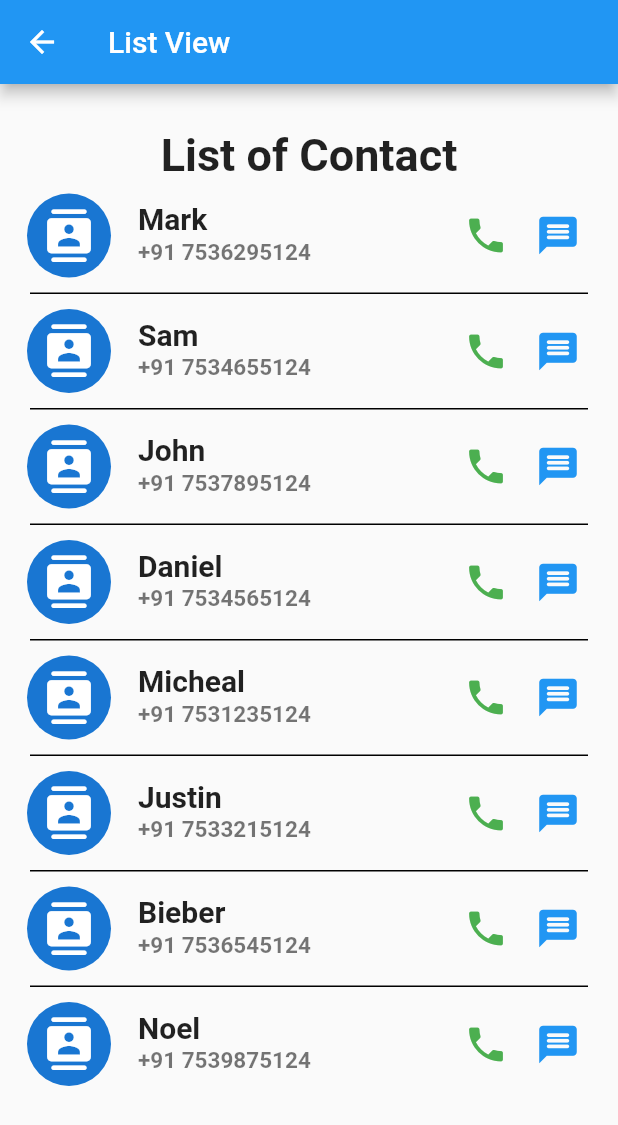
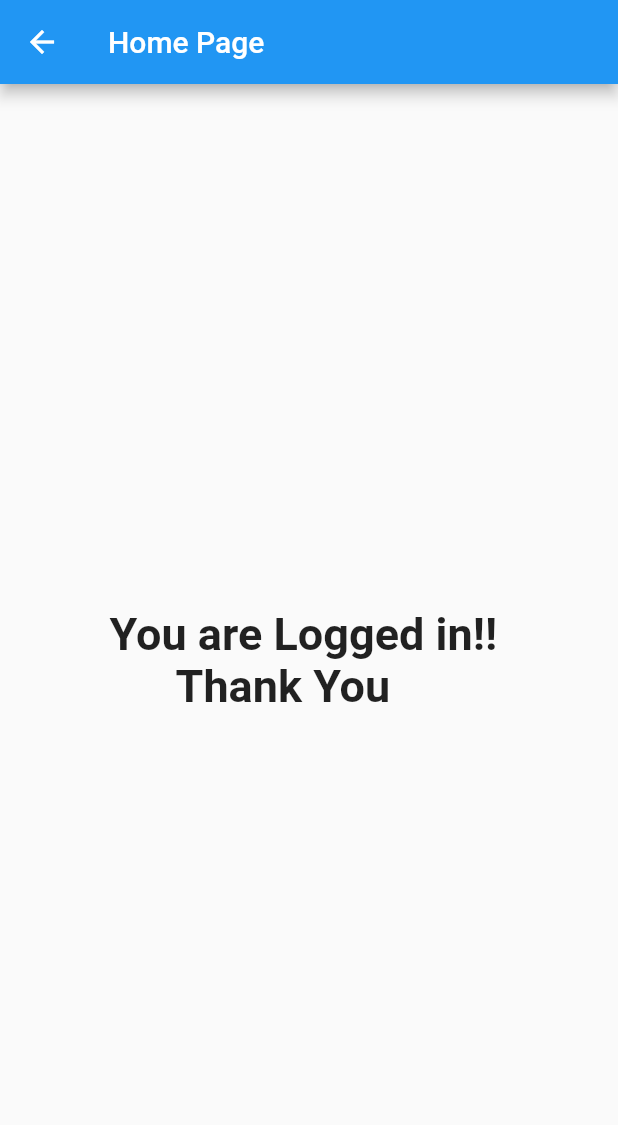
Before and after one commit to sahalks/flutter_assignment, a Flutter app: the HomePage screen opened directly, on a phone screen of 412 x 824 dp. Shown: the top 1125 px of the screen. Run offline on Flutter 3.47's test engine with Material 2 defaults, Android fonts, the light colour scheme and no system bars; our stand-ins replace carousel_slider, flutter_svg, fluttertoast, font_awesome_flutter, google_fonts, lottie; missing offline and left inert: staggered_grid_view_flutter; network calls fail; Roboto replaces fonts that are missing (Sahitya).

Commit message:
Login and SignUp

```diff
--- a/lib/login_with_validation.dart
+++ b/lib/Login and SignUp/Login.dart
@@ -1,16 +1,14 @@
 import 'package:flutter/material.dart';
-import 'package:flutter_assignment/Signup.dart';
-import 'package:flutter_assignment/home.dart';
+import 'package:flutter_assignment/Login%20and%20SignUp/Signup.dart';
+import 'package:flutter_assignment/Login%20and%20SignUp/home.dart';
 
-class LoginWithValidation extends StatefulWidget{
-
-  const LoginWithValidation({super.key});
+class LoginPage extends StatefulWidget{
 
   @override
-  State<LoginWithValidation> createState() => _LoginWithValidationState();
+  State<LoginPage> createState() => _LoginPage();
 }
 
-class _LoginWithValidationState extends State<LoginWithValidation> {
+class _LoginPage extends State<LoginPage> {
   var formkey = GlobalKey<FormState>();
   bool _passView = true;
   get passController => null;
--- a/lib/Signup.dart
+++ b/lib/Login and SignUp/Signup.dart
@@ -1,6 +1,6 @@
 import 'package:flutter/material.dart';
 import 'package:fluttertoast/fluttertoast.dart';
-import 'login_with_validation.dart';
+import 'Login.dart';
 
 class Signup extends StatefulWidget {
   const Signup({super.key});
@@ -135,7 +135,7 @@ class _Signup extends State<Signup>{
                         Navigator.push(
                             context,
                             MaterialPageRoute(
-                                builder: (context) =>  LoginWithValidation()));
+                                builder: (context) =>  LoginPage()));
                       } else {
                         Fluttertoast.showToast(
                             msg: 'Signup failed',
@@ -154,7 +154,7 @@ class _Signup extends State<Signup>{
                       Navigator.push(
                           context,
                           MaterialPageRoute(
-                              builder: (context) => LoginWithValidation()));
+                              builder: (context) => LoginPage()));
                     },
                     child: const Text('Already signed up? Login'))
               ],
--- a/lib/assignment_1/Welcome.dart
+++ b/lib/Login and SignUp/Welcome.dart
@@ -1,7 +1,9 @@
 import 'package:flutter/material.dart';
 import 'package:flutter/services.dart';
-import 'package:flutter_assignment/Signup.dart';
-import 'package:flutter_assignment/login_with_validation.dart';
+
+import 'Signup.dart';
+import 'Login.dart';
+
 
 class Welcome extends StatelessWidget {
   const Welcome({super.key});
@@ -39,7 +41,7 @@ class Welcome extends StatelessWidget {
                           Navigator.push(
                               context,
                               MaterialPageRoute(
-                                  builder: (context) => const LoginWithValidation()));
+                                  builder: (context) =>  LoginPage()));
                         },
                         style: ElevatedButton.styleFrom(
                           //padding: EdgeInsets.symmetric(horizontal: 50, vertical: 15),
--- /dev/null
+++ b/lib/Login and SignUp/home.dart
@@ -0,0 +1,17 @@
+import 'package:flutter/material.dart';
+import 'package:google_fonts/google_fonts.dart';
+
+class HomePage extends StatelessWidget {
+  const HomePage({super.key});
+
+  @override
+  Widget build(BuildContext context) {
+    return Scaffold(
+      appBar: AppBar(title: const Text("Home Page"),
+      ),
+      body: Center(child: Text("You are Logged in!! \n      Thank You  ",
+        style: GoogleFonts.sahitya(textStyle: const TextStyle(fontSize: 30,fontWeight: FontWeight.bold),),),
+      ),
+    );
+  }
+}
--- a/lib/home.dart
+++ /dev/null
@@ -1,85 +0,0 @@
-import 'package:flutter/material.dart';
-
-class HomePage extends StatelessWidget {
-  const HomePage({super.key});
-
-  @override
-  Widget build(BuildContext context) {
-    return Scaffold(
-      appBar: AppBar(title: const Text("List View"),
-      ),
-      body: ListView(
-        children: [
-          const SizedBox(height: 30,),
-          const Center(
-            child: Text("List of Contact",
-              style: TextStyle(fontSize: 30, fontWeight: FontWeight.w600,),)
-          ),
-          ListTile(
-            leading: const CircleAvatar(radius: 30,child: Icon(Icons.contacts_rounded, size: 35,),),
-            title: const Text("Mark", style: TextStyle(fontSize: 20, fontWeight: FontWeight.bold),),
-            subtitle: const Text("+91 7536295124", style: TextStyle(fontSize: 15,fontWeight: FontWeight.bold),),
-            trailing: Wrap(children: [IconButton(onPressed: (){},icon: const Icon(Icons.phone,size: 30,color: Colors.green,)),
-            IconButton(onPressed: (){}, icon: const Icon(Icons.message_rounded,size: 30,color: Colors.blue,))])
-          ),
-          const Divider(color: Colors.black,thickness: 1,endIndent: 20,indent: 20,height: 5),
-          ListTile(
-              leading: const CircleAvatar(radius: 30,child: Icon(Icons.contacts_rounded, size: 35,),),
-              title: const Text("Sam", style: TextStyle(fontSize: 20, fontWeight: FontWeight.bold),),
-              subtitle: const Text("+91 7534655124", style: TextStyle(fontSize: 15,fontWeight: FontWeight.bold),),
-              trailing: Wrap(children: [IconButton(onPressed: (){},icon: const Icon(Icons.phone,size: 30,color: Colors.green,)),
-                IconButton(onPressed: (){}, icon: const Icon(Icons.message_rounded,size: 30,color: Colors.blue,))])
-          ),
-          const Divider(color: Colors.black,thickness: 1,endIndent: 20,indent: 20,height: 5,),
-          ListTile(
-              leading: const CircleAvatar(radius: 30,child: Icon(Icons.contacts_rounded, size: 35,),),
-              title: const Text("John", style: TextStyle(fontSize: 20, fontWeight: FontWeight.bold),),
-              subtitle: const Text("+91 7537895124", style: TextStyle(fontSize: 15,fontWeight: FontWeight.bold),),
-              trailing: Wrap(children: [IconButton(onPressed: (){},icon: const Icon(Icons.phone,size: 30,color: Colors.green,)),
-                IconButton(onPressed: (){}, icon: const Icon(Icons.message_rounded,size: 30,color: Colors.blue,))])
-          ),
-          const Divider(color: Colors.black,thickness: 1,endIndent: 20,indent: 20,height: 5),
-          ListTile(
-              leading: const CircleAvatar(radius: 30,child: Icon(Icons.contacts_rounded, size: 35,),),
-              title: const Text("Daniel", style: TextStyle(fontSize: 20, fontWeight: FontWeight.bold),),
-              subtitle: const Text("+91 7534565124", style: TextStyle(fontSize: 15,fontWeight: FontWeight.bold),),
-              trailing: Wrap(children: [IconButton(onPressed: (){},icon: const Icon(Icons.phone,size: 30,color: Colors.green,)),
-                IconButton(onPressed: (){}, icon: const Icon(Icons.message_rounded,size: 30,color: Colors.blue,))])
-          ),
-          const Divider(color: Colors.black,thickness: 1,endIndent: 20,indent: 20,height: 5),
-          ListTile(
-              leading: const CircleAvatar(radius: 30,child: Icon(Icons.contacts_rounded, size: 35,),),
-              title: const Text("Micheal", style: TextStyle(fontSize: 20, fontWeight: FontWeight.bold),),
-              subtitle: const Text("+91 7531235124", style: TextStyle(fontSize: 15,fontWeight: FontWeight.bold),),
-              trailing: Wrap(children: [IconButton(onPressed: (){},icon: const Icon(Icons.phone,size: 30,color: Colors.green,)),
-                IconButton(onPressed: (){}, icon: const Icon(Icons.message_rounded,size: 30,color: Colors.blue,))])
-          ),
-          const Divider(color: Colors.black,thickness: 1,endIndent: 20,indent: 20,height: 5),
-          ListTile(
-              leading: const CircleAvatar(radius: 30,child: Icon(Icons.contacts_rounded, size: 35,),),
-              title: const Text("Justin", style: TextStyle(fontSize: 20, fontWeight: FontWeight.bold),),
-              subtitle: const Text("+91 7533215124", style: TextStyle(fontSize: 15,fontWeight: FontWeight.bold),),
-              trailing: Wrap(children: [IconButton(onPressed: (){},icon: const Icon(Icons.phone,size: 30,color: Colors.green,)),
-                IconButton(onPressed: (){}, icon: const Icon(Icons.message_rounded,size: 30,color: Colors.blue,))])
-          ),
-          const Divider(color: Colors.black,thickness: 1,endIndent: 20,indent: 20,height: 5),
-          ListTile(
-              leading: const CircleAvatar(radius: 30,child: Icon(Icons.contacts_rounded, size: 35,),),
-              title: const Text("Bieber", style: TextStyle(fontSize: 20, fontWeight: FontWeight.bold),),
-              subtitle: const Text("+91 7536545124", style: TextStyle(fontSize: 15,fontWeight: FontWeight.bold),),
-              trailing: Wrap(children: [IconButton(onPressed: (){},icon: const Icon(Icons.phone,size: 30,color: Colors.green,)),
-                IconButton(onPressed: (){}, icon: const Icon(Icons.message_rounded,size: 30,color: Colors.blue,))])
-          ),
-          const Divider(color: Colors.black,thickness: 1,endIndent: 20,indent: 20,height: 5),
-          ListTile(
-              leading: const CircleAvatar(radius: 30,child: Icon(Icons.contacts_rounded, size: 35,),),
-              title: const Text("Noel", style: TextStyle(fontSize: 20, fontWeight: FontWeight.bold),),
-              subtitle: const Text("+91 7539875124", style: TextStyle(fontSize: 15,fontWeight: FontWeight.bold),),
-              trailing: Wrap(children: [IconButton(onPressed: (){},icon: const Icon(Icons.phone,size: 30,color: Colors.green,)),
-                IconButton(onPressed: (){}, icon: const Icon(Icons.message_rounded,size: 30,color: Colors.blue,))])
-          ),
-        ],
-      ),
-    );
-  }
-}
--- a/pubspec.yaml
+++ b/pubspec.yaml
@@ -42,6 +42,8 @@ dependencies:
   percent_indicator: ^4.2.2
   curved_navigation_bar: ^1.0.3
   google_nav_bar: ^5.0.6
+  google_fonts: ^3.0.1
+  quickalert: ^1.0.0
   # The following adds the Cupertino Icons font to your application.
   # Use with the CupertinoIcons class for iOS style icons.
   cupertino_icons: ^1.0.2
@@ -71,6 +73,7 @@ flutter:
   # To add assets to your application, add an assets section, like this:
   assets:
     - assets/images/
+    - assets/
   #   - images/a_dot_ham.jpeg
 
   # An image asset can refer to one or more resolution-specific "variants", see
```
Also changed, not shown: assets/quickalert/assets/success.gif (added), pubspec.lock.
